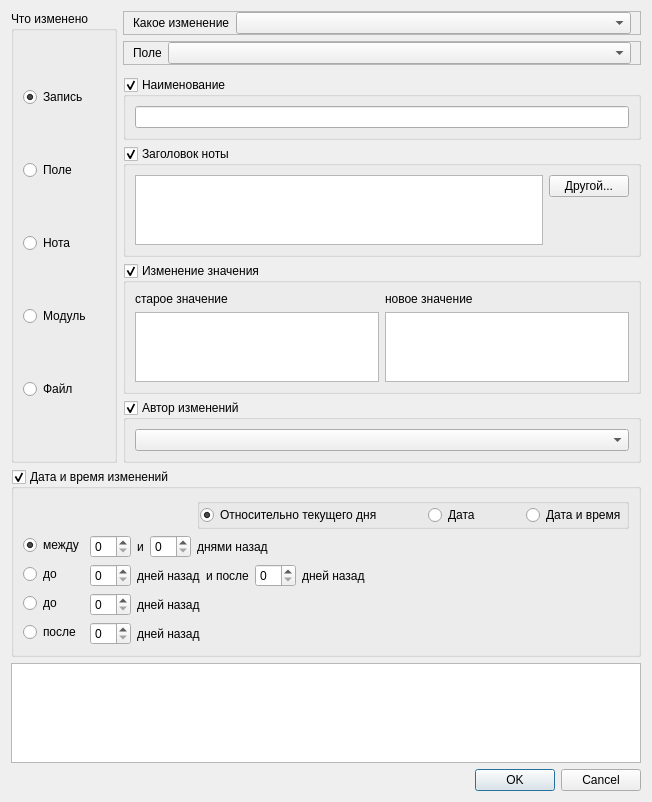
Before: the Qt Designer form tracker/trkchangedlg.ui in sshmakov/Traquera, drawn with Qt 5.
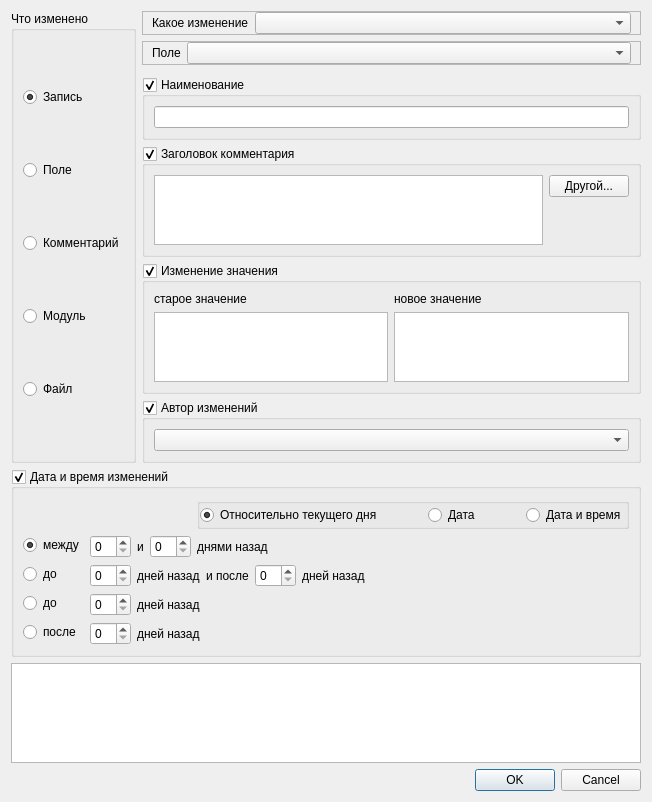
After: the same form once the commit is applied.

Commit message: Замена слова "нота" на "комментарий"

```diff
--- a/tracker/trkchangedlg.ui
+++ b/tracker/trkchangedlg.ui
@@ -195,7 +195,7 @@
         <item>
          <widget class="QRadioButton" name="rbNote">
           <property name="text">
-           <string>Нота</string>
+           <string>Комментарий</string>
           </property>
          </widget>
         </item>
@@ -266,7 +266,7 @@
         </sizepolicy>
        </property>
        <property name="title">
-        <string>Заголовок ноты</string>
+        <string>Заголовок комментария</string>
        </property>
        <property name="checkable">
         <bool>true</bool>
```
Left out of the diff: 22 changed lines with no effect on the pictures. The commit also changes 6 other files.
